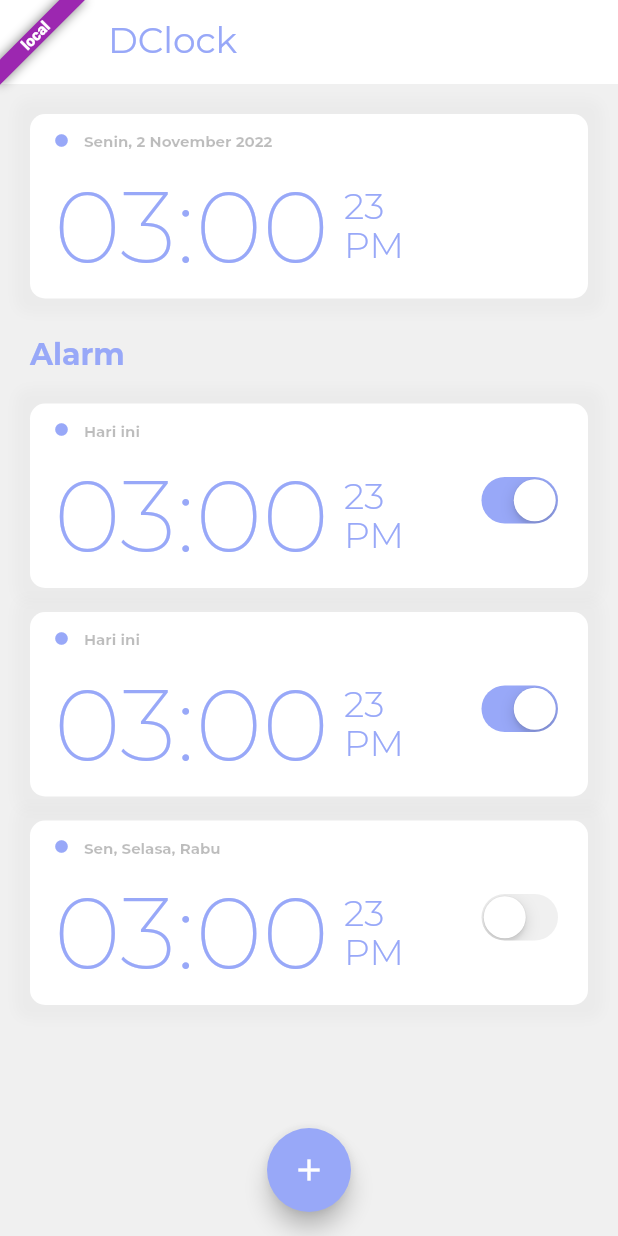
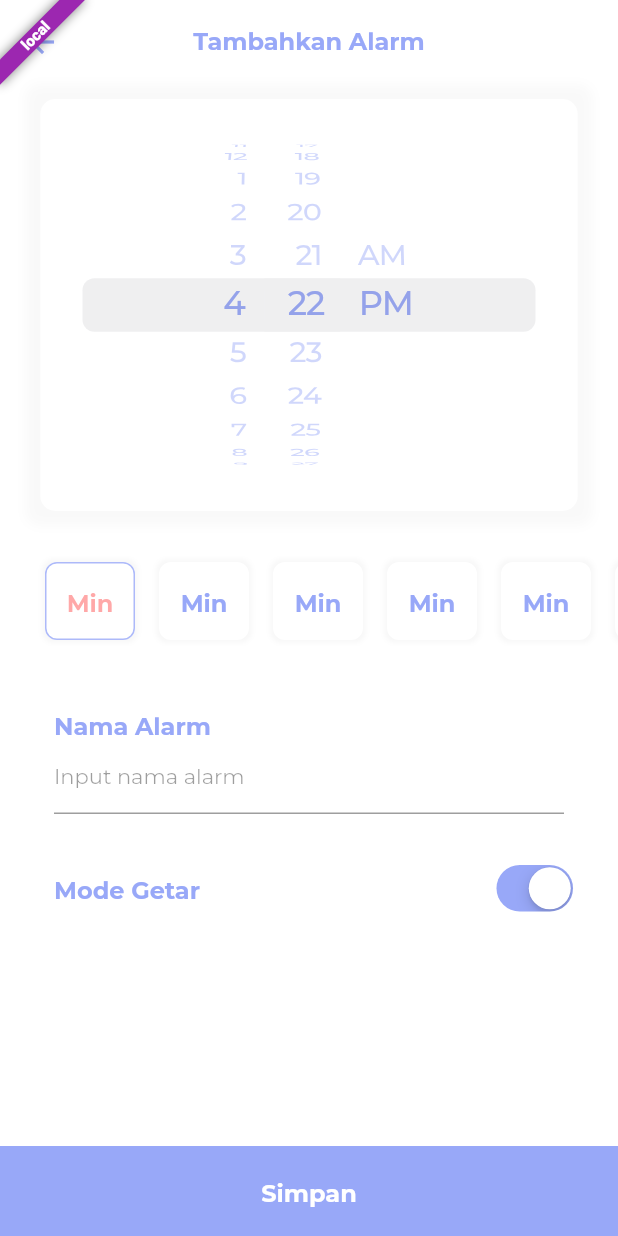
Before and after one commit to milzamhibatullah/digital_clock, a Flutter app: the HomeScreen screen opened by its route, after a tap on the "add" icon, on a phone screen of 412 x 824 dp. Run offline on Flutter 3.47's test engine with Material 2 defaults, Android fonts, the light colour scheme and no system bars; our stand-ins replace flutter_secure_storage, get, google_fonts; accounts and stored records are empty.

Commit message:
create alarm page

```diff
--- a/lib/infrastructure/navigation/navigation.dart
+++ b/lib/infrastructure/navigation/navigation.dart
@@ -1,4 +1,5 @@
 import 'package:Dclock/infrastructure/navigation/bindings/controllers/splash.controller.binding.dart';
+import 'package:Dclock/presentation/home/alarm/create.alarm.page.dart';
 import 'package:Dclock/presentation/splash/splash.screen.dart';
 import 'package:flutter/material.dart';
 
@@ -39,6 +40,12 @@ class Nav {
       binding: HomeControllerBinding(),
     ),
     GetPage(
+      name: Routes.CREATE_ALARM,
+      page: () => const EnvironmentsBadge(child: CreateAlarmPage()),
+      transition: Transition.downToUp,
+      binding: HomeControllerBinding(),
+    ),
+    GetPage(
       name: Routes.PERSONALIZE,
       page: () => const EnvironmentsBadge(child: PersonalizeScreen()) ,
       binding: PersonalizeControllerBinding(),
--- a/lib/infrastructure/navigation/routes.dart
+++ b/lib/infrastructure/navigation/routes.dart
@@ -7,4 +7,5 @@ class Routes {
   static const HOME = '/home';
   static const PERSONALIZE = '/personalize';
   static const SPLASH = '/splash';
+  static const CREATE_ALARM='/create';
 }
--- a/lib/infrastructure/theme/apps.color..dart
+++ b/lib/infrastructure/theme/apps.color..dart
@@ -2,5 +2,5 @@ import 'package:flutter/material.dart';
 
 class AppsColor{
   static const primaryColor = Color(0xFF98A8F8);
-  static const background = Color(0xFFF0F0F0);
+  static const background = Color(0xFFF5F5F5);
 }
--- a/lib/infrastructure/theme/apps.text.dart
+++ b/lib/infrastructure/theme/apps.text.dart
@@ -65,7 +65,7 @@ class AppText{
         fontSize: size,
         color: color,
         fontWeight: weigth,
-        height: 1.5,
+        height: 1,
         fontStyle: italic ? FontStyle.italic : FontStyle.normal,
       );
 
--- /dev/null
+++ b/lib/presentation/home/alarm/create.alarm.page.dart
@@ -0,0 +1,185 @@
+import 'package:Dclock/infrastructure/theme/apps.color..dart';
+import 'package:Dclock/infrastructure/theme/apps.text.dart';
+import 'package:Dclock/presentation/home/controllers/home.controller.dart';
+import 'package:flutter/cupertino.dart';
+import 'package:flutter/material.dart';
+import 'package:get/get.dart';
+
+class CreateAlarmPage extends GetView<HomeController> {
+  const CreateAlarmPage({Key? key}) : super(key: key);
+
+  @override
+  Widget build(BuildContext context) {
+    return Scaffold(
+      backgroundColor: Colors.white,
+      extendBodyBehindAppBar: true,
+      appBar: AppBar(
+        elevation: 0.0,
+        iconTheme: IconThemeData(color: AppsColor.primaryColor),
+        backgroundColor: Colors.transparent,
+        centerTitle: true,
+        title: appText.regular(
+          text: 'Tambahkan Alarm',
+          color: AppsColor.primaryColor,
+          weight: FontWeight.w700,
+          size: 16.0,
+        ),
+      ),
+      bottomNavigationBar: SizedBox(
+        height: 60,
+        child: Material(
+          color: AppsColor.primaryColor,
+          child: InkWell(
+            onTap: () {
+              Get.back();
+            },
+            onLongPress: () {},
+            splashColor: Colors.purple.withOpacity(0.5),
+            highlightColor: Colors.purple.withOpacity(0.5),
+            splashFactory: InkRipple.splashFactory,
+            child: Center(
+              child: appText.title(text: 'Simpan', color: Colors.white),
+            ),
+          ),
+        ),
+      ),
+      body: SafeArea(
+        child: SingleChildScrollView(
+          child: Column(
+            mainAxisSize: MainAxisSize.max,
+            crossAxisAlignment: CrossAxisAlignment.start,
+            children: [
+              const SizedBox(
+                height: 10.0,
+              ),
+              //time picker
+              Center(
+                child: Container(
+                  decoration: BoxDecoration(
+                      color: Colors.white,
+                      borderRadius: BorderRadius.circular(10.0),
+                      boxShadow: [
+                        BoxShadow(
+                            color: Colors.grey.withOpacity(0.06),
+                            blurRadius: 5.0,
+                            spreadRadius: 10.0)
+                      ]),
+                  height: Get.height / 3,
+                  width: Get.width / 1.15,
+                  child: CupertinoTheme(
+                    data: CupertinoThemeData(
+                        textTheme: CupertinoTextThemeData(
+                            dateTimePickerTextStyle: appText.styles(
+                                color: AppsColor.primaryColor,
+                                size: 20.0,
+                                weigth: FontWeight.w500))),
+                    child: CupertinoDatePicker(
+                      mode: CupertinoDatePickerMode.time,
+                      onDateTimeChanged: (DateTime value) {},
+                    ),
+                  ),
+                ),
+              ),
+              const SizedBox(
+                height: 30.0,
+              ),
+
+              /// list of days repeat
+              SizedBox(
+                height: 60.0,
+                child: ListView(
+                  shrinkWrap: true,
+                  scrollDirection: Axis.horizontal,
+                  padding: const EdgeInsets.all(4.0),
+                  children: List.generate(
+                    7,
+                    (index) => Container(
+                      width: 60.0,
+                      padding: const EdgeInsets.all(10.0),
+                      margin: EdgeInsets.only(
+                          left: index == 0 ? 26.0 : 16.0,
+                          right: index == 7 - 1 ? 20.0 : 0.0),
+                      decoration: BoxDecoration(
+                          color: Colors.white,
+                          borderRadius: BorderRadius.circular(8.0),
+                          border: Border.all(
+                              color: index == 0
+                                  ? AppsColor.primaryColor.withOpacity(0.8)
+                                  : Colors.white),
+                          boxShadow: [
+                            BoxShadow(
+                                color: Colors.grey.withOpacity(0.08),
+                                blurRadius: 2.0,
+                                spreadRadius: 2.0)
+                          ]),
+                      child: Center(
+                        child: appText.title(
+                            text: 'Min',
+                            color: index == 0
+                                ? Colors.redAccent.withOpacity(0.5)
+                                : AppsColor.primaryColor),
+                      ),
+                    ),
+                  ),
+                ),
+              ),
+              const SizedBox(
+                height: 30.0,
+              ),
+
+              ///alarm name input
+              Container(
+                margin: const EdgeInsets.symmetric(horizontal: 26.0),
+                padding: const EdgeInsets.all(10.0),
+                child: Column(
+                  crossAxisAlignment: CrossAxisAlignment.start,
+                  children: [
+                    appText.title(
+                        text: 'Nama Alarm', color: AppsColor.primaryColor),
+                    TextFormField(
+                      style: appText.styles(),
+                      decoration: InputDecoration(
+                          hintText: 'Input nama alarm',
+                          hintStyle: appText.styles(
+                              color: Colors.black38, weigth: FontWeight.normal),
+                          focusedBorder: const UnderlineInputBorder(
+                              borderSide: BorderSide.none)),
+                    ),
+                    const SizedBox(
+                      height: 10.0,
+                    )
+                  ],
+                ),
+              ),
+              const SizedBox(
+                height: 10.0,
+              ),
+
+              ///vibration switch
+              Container(
+                margin: const EdgeInsets.only(left: 36.0, right: 26.0),
+                child: Row(
+                  crossAxisAlignment: CrossAxisAlignment.center,
+                  children: [
+                    Expanded(
+                      flex: 1,
+                      child: appText.title(
+                          text: 'Mode Getar', color: AppsColor.primaryColor),
+                    ),
+                    CupertinoSwitch(
+                      value: true,
+                      onChanged: (value) {},
+                      activeColor: AppsColor.primaryColor,
+                      trackColor: AppsColor.background,
+                      thumbColor: Colors.white,
+                    )
+                  ],
+                ),
+              )
+            ],
+          ),
+        ),
+      ),
+    );
+  }
+}
--- a/lib/presentation/home/home.screen.dart
+++ b/lib/presentation/home/home.screen.dart
@@ -1,6 +1,7 @@
 import 'package:Dclock/infrastructure/theme/apps.color..dart';
 import 'package:Dclock/infrastructure/theme/apps.text.dart';
 import 'package:Dclock/infrastructure/theme/assets.image.dart';
+import 'package:Dclock/presentation/home/alarm/create.alarm.page.dart';
 import 'package:flutter/cupertino.dart';
 import 'package:flutter/material.dart';
 
@@ -25,7 +26,9 @@ class HomeScreen extends GetView<HomeController> {
       ),
       floatingActionButtonLocation: FloatingActionButtonLocation.centerFloat,
       floatingActionButton: FloatingActionButton(
-        onPressed: () {},
+        onPressed: () {
+          Get.toNamed('/create');
+        },
         backgroundColor: AppsColor.primaryColor,
         child: const Icon(Icons.add),
       ),
--- a/lib/presentation/splash/controllers/splash.controller.dart
+++ b/lib/presentation/splash/controllers/splash.controller.dart
@@ -25,7 +25,7 @@ class SplashController extends GetxController {
   }
 
   _nextScreen(){
-    Future.delayed(const Duration(seconds: 3,milliseconds: 500),()async{
+    Future.delayed(const Duration(seconds: 1,milliseconds: 500),()async{
       if(await prefs.getDonePersonalize()=='true'||await prefs.getIsSkip()=='true'){
         Get.offNamed('/home');
       }else{
```
